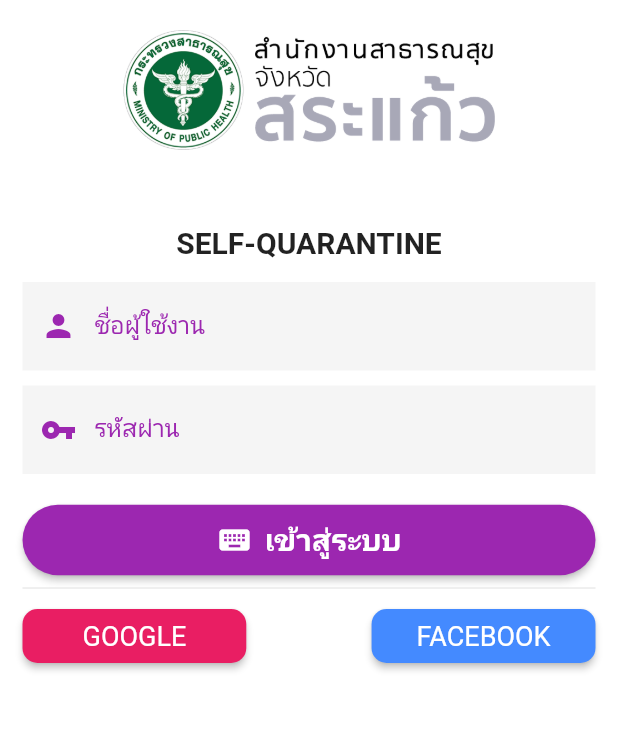
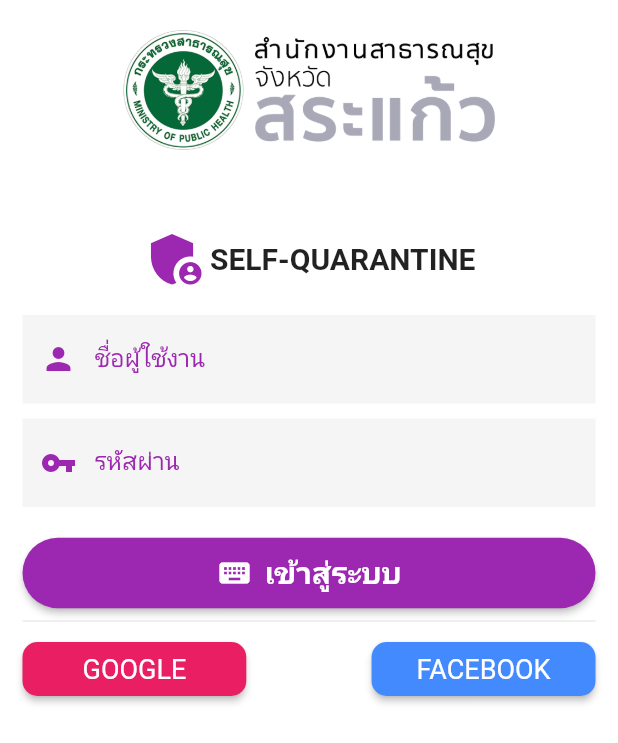
Before and after one commit to siteslave/sk-covid-self-quarantine, a Flutter app: the screen it shows after launch, on a phone screen of 412 x 824 dp. Shown: the top 743 px of the screen. Run offline on Flutter 3.47's test engine with Material 2 defaults, Android fonts, the phone set to English and light mode, and no system bars.

Commit message:
add icon login screen

```diff
--- a/lib/pages/Login.dart
+++ b/lib/pages/Login.dart
@@ -35,9 +35,15 @@ class _LoginState extends State<Login> {
                 children: [
                   Padding(
                     padding: const EdgeInsets.all(15),
-                    child: Text(
-                      'SELF-QUARANTINE',
-                      style: TextStyle(fontSize: 20, fontWeight: FontWeight.bold),
+                    child: Row(
+                      mainAxisAlignment: MainAxisAlignment.center,
+                      children: [
+                        Icon(Icons.admin_panel_settings, color: Colors.purple, size: 45),
+                        Text(
+                          'SELF-QUARANTINE',
+                          style: TextStyle(fontSize: 20, fontWeight: FontWeight.bold),
+                        ),
+                      ],
                     ),
                   ),
                   TextFormField(
```
